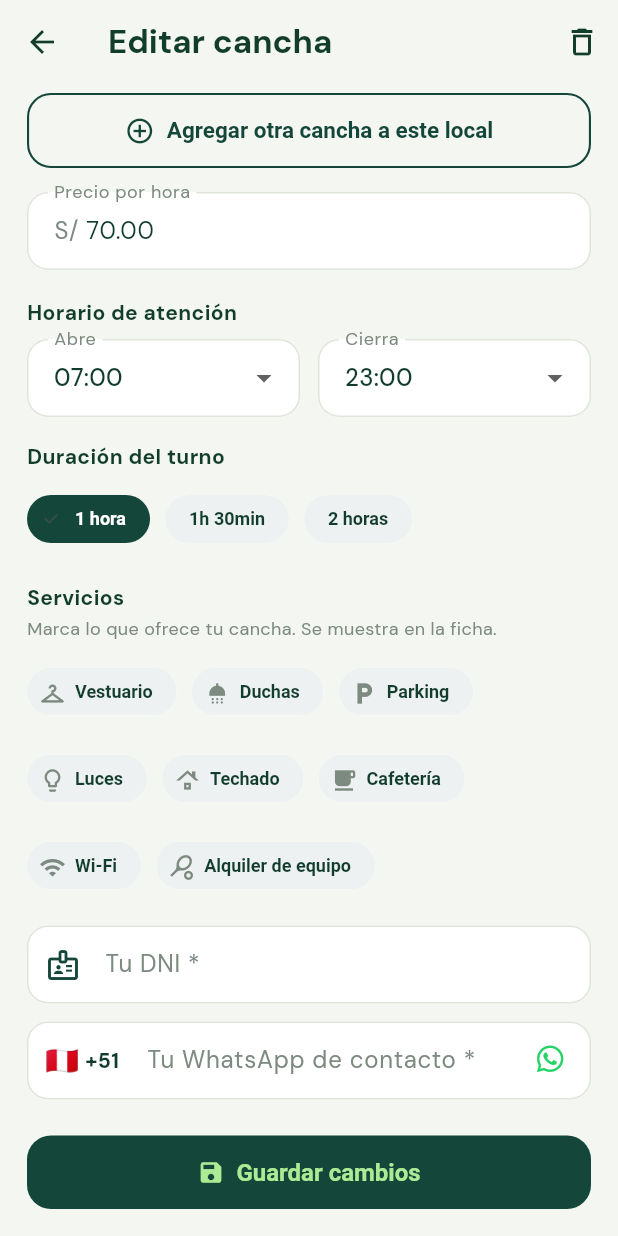
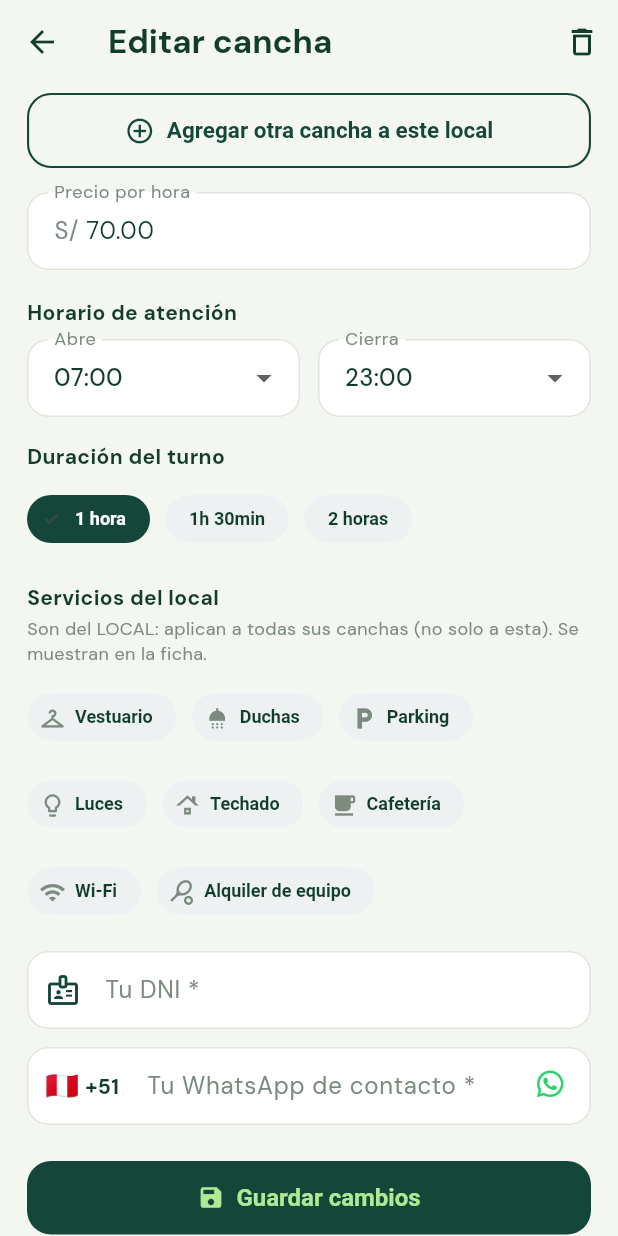
Before and after one commit to dcalagua/canchas-app-lima, a Flutter app: the EditarCanchaScreen screen opened directly with sample values from the repository, scrolled down 755 dp, on a phone screen of 412 x 824 dp. Run offline on Flutter 3.47's test engine with Material 3 defaults, Android fonts, the phone set to English and light mode, and no system bars; our stand-ins replace font_awesome_flutter, geocoding, geolocator, google_fonts, google_maps_flutter, google_sign_in and 3 more; accounts and stored records are empty.

Commit message:
Servicios (amenities) son del LOCAL, no de la cancha
- Editar: sección 'Servicios del local' con nota 'aplican a todas sus
  canchas'. Al guardar, se propagan a TODAS las canchas del local
  (actualizarServiciosLocal).
- Agregar cancha: la nueva HEREDA los servicios del local (para no quedar
  vacía y no borrarlos al editarla luego).
- AppState.actualizarServiciosLocal(club, amenidades): setea amenidades en
  todas las canchas del local (local + nube).

Co-Authored-By: Claude Opus 4.8 (1M context) <noreply@anthropic.com>
Claude-Session: https://claude.ai/code/session_017fg7ijXuZRX6jvFjZELf83

```diff
--- a/lib/screens/agregar_cancha_screen.dart
+++ b/lib/screens/agregar_cancha_screen.dart
@@ -83,6 +83,7 @@ class _AgregarCanchaScreenState extends State<AgregarCanchaScreen> {
       horaApertura: _apertura,
       horaCierre: _cierre,
       duracionSlotMin: _duracion,
+      amenidades: l.amenidades, // los servicios son del local: se heredan
     );
     appState.agregarCancha(cancha);
     if (!mounted) return;
--- a/lib/screens/editar_cancha_screen.dart
+++ b/lib/screens/editar_cancha_screen.dart
@@ -220,6 +220,8 @@ class _EditarCanchaScreenState extends State<EditarCanchaScreen> {
     if (club != widget.cancha.club) {
       appState.renombrarLocal(widget.cancha.club, club); // renombra el local entero
     }
+    // Los servicios son del LOCAL: se aplican a TODAS sus canchas.
+    appState.actualizarServiciosLocal(club, _amenidades.toList());
 
     // Al reclamar, dispara la verificación de EXISTENCIA en segundo plano. Esto
     // confirma que el local es real, pero NO te convierte en dueño: la cancha
@@ -466,10 +468,12 @@ class _EditarCanchaScreenState extends State<EditarCanchaScreen> {
             onDuracion: (v) => setState(() => _duracion = v),
           ),
           const SizedBox(height: 18),
-          const Text('Servicios',
+          const Text('Servicios del local',
               style: TextStyle(fontWeight: FontWeight.w700)),
           const SizedBox(height: 2),
-          Text('Marca lo que ofrece tu cancha. Se muestra en la ficha.',
+          Text(
+              'Son del LOCAL: aplican a todas sus canchas (no solo a esta). '
+              'Se muestran en la ficha.',
               style: TextStyle(color: textoTenue, fontSize: 12)),
           const SizedBox(height: 10),
           Wrap(
--- a/lib/state/app_state.dart
+++ b/lib/state/app_state.dart
@@ -416,6 +416,27 @@ class AppState extends ChangeNotifier {
           final f = lista[i].copyWith(club: nuevo);
           lista[i] = f;
           CanchasRepo.actualizar(f); // persiste en la nube
+        }
+      }
+    }
+
+    aplicar(canchasExtra);
+    aplicar(canchasRemotas);
+    notifyListeners();
+    _persistirDatos();
+  }
+
+  /// Los SERVICIOS (amenities: vestuario, parking, luces…) son del LOCAL, no de
+  /// una cancha puntual: se aplican a TODAS las canchas del local. Best-effort
+  /// en la nube.
+  void actualizarServiciosLocal(String club, List<String> amenidades) {
+    final lista = List<String>.of(amenidades);
+    void aplicar(List<Cancha> canchas) {
+      for (var i = 0; i < canchas.length; i++) {
+        if (canchas[i].club == club) {
+          final f = canchas[i].copyWith(amenidades: lista);
+          canchas[i] = f;
+          CanchasRepo.actualizar(f);
         }
       }
     }
```
